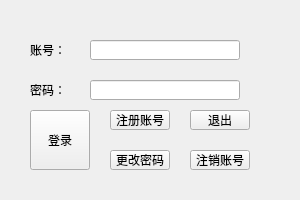
This is widget.ui in xyq-ya/QT-Project as Qt 5 draws it before an edit. The edited form follows.
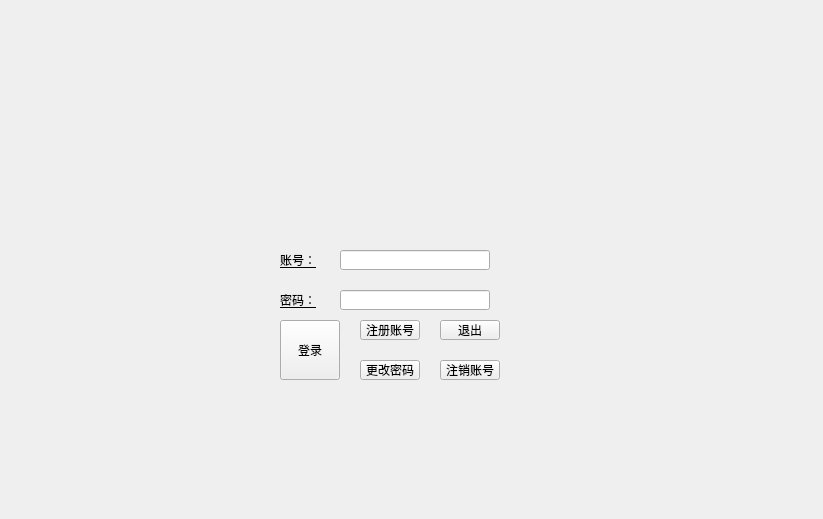
This is the edited form.

```diff
--- a/widget.ui
+++ b/widget.ui
@@ -9,22 +9,42 @@
    <rect>
     <x>0</x>
     <y>0</y>
-    <width>300</width>
-    <height>200</height>
+    <width>823</width>
+    <height>519</height>
    </rect>
   </property>
+  <property name="minimumSize">
+   <size>
+    <width>823</width>
+    <height>519</height>
+   </size>
+  </property>
+  <property name="maximumSize">
+   <size>
+    <width>823</width>
+    <height>519</height>
+   </size>
+  </property>
   <property name="windowTitle">
    <string>Widget</string>
   </property>
+  <property name="autoFillBackground">
+   <bool>false</bool>
+  </property>
   <widget class="QLabel" name="label">
    <property name="geometry">
     <rect>
-     <x>30</x>
-     <y>40</y>
+     <x>280</x>
+     <y>250</y>
      <width>40</width>
      <height>20</height>
     </rect>
    </property>
+   <property name="styleSheet">
+    <string notr="true">
+text-decoration: underline;
+font: 11pt &quot;Microsoft YaHei UI&quot;rgb(0, 0, 0);</string>
+   </property>
    <property name="text">
     <string>账号：</string>
    </property>
@@ -32,12 +52,19 @@
   <widget class="QPushButton" name="pushButton_2">
    <property name="geometry">
     <rect>
-     <x>190</x>
-     <y>110</y>
+     <x>440</x>
+     <y>320</y>
      <width>60</width>
      <height>20</height>
     </rect>
    </property>
+   <property name="autoFillBackground">
+    <bool>false</bool>
+   </property>
+   <property name="styleSheet">
+    <string notr="true">
+font: 10pt &quot;幼圆&quot;;</string>
+   </property>
    <property name="text">
     <string>退出</string>
    </property>
@@ -45,12 +72,19 @@
   <widget class="QPushButton" name="pushButton">
    <property name="geometry">
     <rect>
-     <x>30</x>
-     <y>110</y>
+     <x>280</x>
+     <y>320</y>
      <width>60</width>
      <height>60</height>
     </rect>
    </property>
+   <property name="autoFillBackground">
+    <bool>false</bool>
+   </property>
+   <property name="styleSheet">
+    <string>
+font: 10pt &quot;幼圆&quot;;</string>
+   </property>
    <property name="text">
     <string>登录</string>
    </property>
@@ -58,22 +92,33 @@
   <widget class="QLineEdit" name="lineEdit_2">
    <property name="geometry">
     <rect>
-     <x>90</x>
-     <y>80</y>
+     <x>340</x>
+     <y>290</y>
      <width>150</width>
      <height>20</height>
     </rect>
    </property>
+   <property name="styleSheet">
+    <string>
+font: 11pt &quot;Microsoft YaHei UI&quot;;</string>
+   </property>
   </widget>
   <widget class="QPushButton" name="pushButton_4">
    <property name="geometry">
     <rect>
-     <x>110</x>
-     <y>150</y>
+     <x>360</x>
+     <y>360</y>
      <width>60</width>
      <height>20</height>
     </rect>
    </property>
+   <property name="autoFillBackground">
+    <bool>false</bool>
+   </property>
+   <property name="styleSheet">
+    <string notr="true">
+font: 10pt &quot;幼圆&quot;;</string>
+   </property>
    <property name="text">
     <string>更改密码</string>
    </property>
@@ -81,22 +126,33 @@
   <widget class="QLineEdit" name="lineEdit">
    <property name="geometry">
     <rect>
-     <x>90</x>
-     <y>40</y>
+     <x>340</x>
+     <y>250</y>
      <width>150</width>
      <height>20</height>
     </rect>
    </property>
+   <property name="styleSheet">
+    <string>
+font: 11pt &quot;Microsoft YaHei UI&quot;;</string>
+   </property>
   </widget>
   <widget class="QPushButton" name="pushButton_3">
    <property name="geometry">
     <rect>
-     <x>110</x>
-     <y>110</y>
+     <x>360</x>
+     <y>320</y>
      <width>60</width>
      <height>20</height>
     </rect>
    </property>
+   <property name="autoFillBackground">
+    <bool>false</bool>
+   </property>
+   <property name="styleSheet">
+    <string notr="true">
+font: 10pt &quot;幼圆&quot;;</string>
+   </property>
    <property name="text">
     <string>注册账号</string>
    </property>
@@ -104,12 +160,17 @@
   <widget class="QLabel" name="label_2">
    <property name="geometry">
     <rect>
-     <x>30</x>
-     <y>80</y>
+     <x>280</x>
+     <y>290</y>
      <width>40</width>
      <height>20</height>
     </rect>
    </property>
+   <property name="styleSheet">
+    <string notr="true">
+text-decoration: underline;
+font: 11pt &quot;Microsoft YaHei UI&quot;rgb(0, 0, 0);</string>
+   </property>
    <property name="text">
     <string>密码：</string>
    </property>
@@ -117,12 +178,19 @@
   <widget class="QPushButton" name="pushButton_5">
    <property name="geometry">
     <rect>
-     <x>190</x>
-     <y>150</y>
+     <x>440</x>
+     <y>360</y>
      <width>60</width>
      <height>20</height>
     </rect>
    </property>
+   <property name="autoFillBackground">
+    <bool>false</bool>
+   </property>
+   <property name="styleSheet">
+    <string notr="true">
+font: 10pt &quot;幼圆&quot;;</string>
+   </property>
    <property name="text">
     <string>注销账号</string>
    </property>
```
